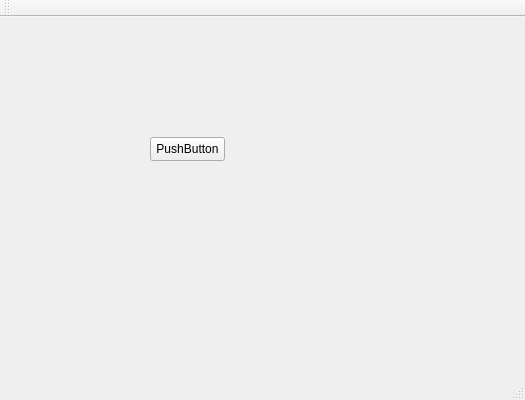
Above: networkApp/networkApp.ui from RATATIC/networkApp before the change. Below: the same form after it.
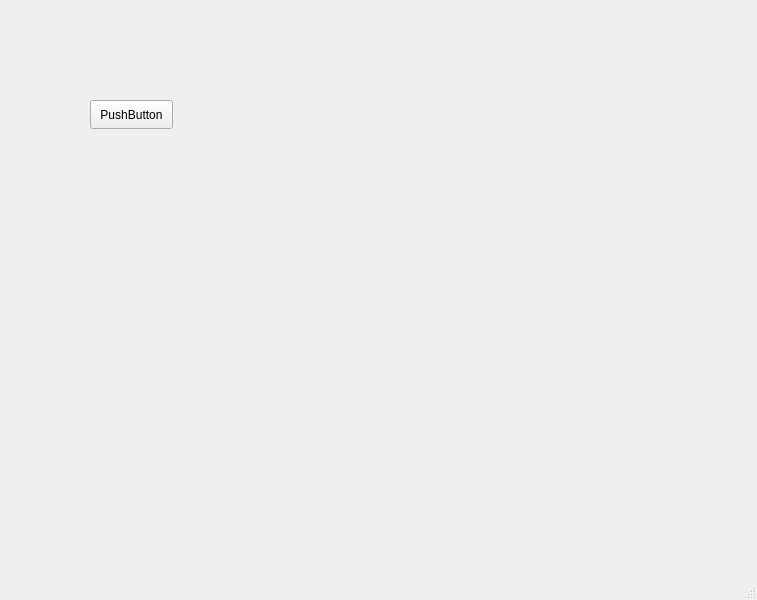
That is the form after the change.

What changed in the file:
```diff
--- a/networkApp/networkApp.ui
+++ b/networkApp/networkApp.ui
@@ -6,8 +6,8 @@
    <rect>
     <x>0</x>
     <y>0</y>
-    <width>525</width>
-    <height>400</height>
+    <width>757</width>
+    <height>600</height>
    </rect>
   </property>
   <property name="windowTitle">
@@ -17,10 +17,10 @@
    <widget class="QPushButton" name="pushButton">
     <property name="geometry">
      <rect>
-      <x>150</x>
-      <y>120</y>
-      <width>75</width>
-      <height>24</height>
+      <x>90</x>
+      <y>100</y>
+      <width>83</width>
+      <height>29</height>
      </rect>
     </property>
     <property name="text">
@@ -38,19 +38,8 @@
     </rect>
    </property>
   </widget>
-  <widget class="QToolBar" name="mainToolBar">
-   <attribute name="toolBarArea">
-    <enum>TopToolBarArea</enum>
-   </attribute>
-   <attribute name="toolBarBreak">
-    <bool>false</bool>
-   </attribute>
-  </widget>
-  <widget class="QStatusBar" name="statusBar"/>
+  <widget class="QStatusBar" name="statusbar"/>
  </widget>
- <layoutdefault spacing="6" margin="11"/>
- <resources>
-  <include location="networkApp.qrc"/>
- </resources>
+ <resources/>
  <connections/>
 </ui>
```
Left out of the diff: 12 changed lines with no effect on the pictures.
